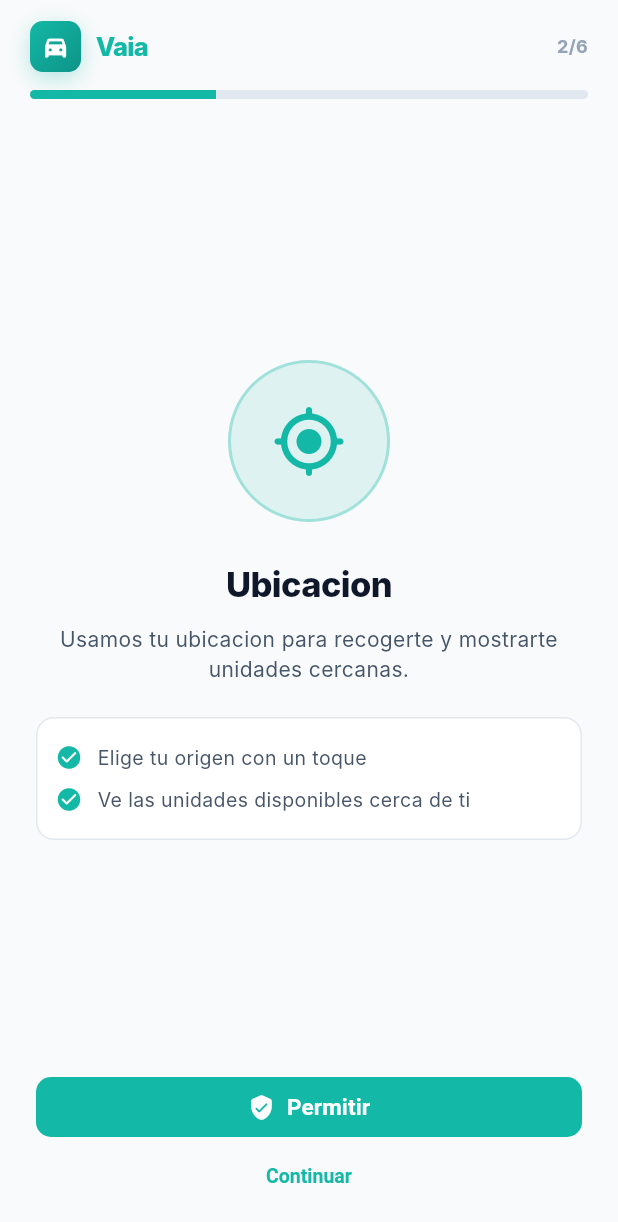
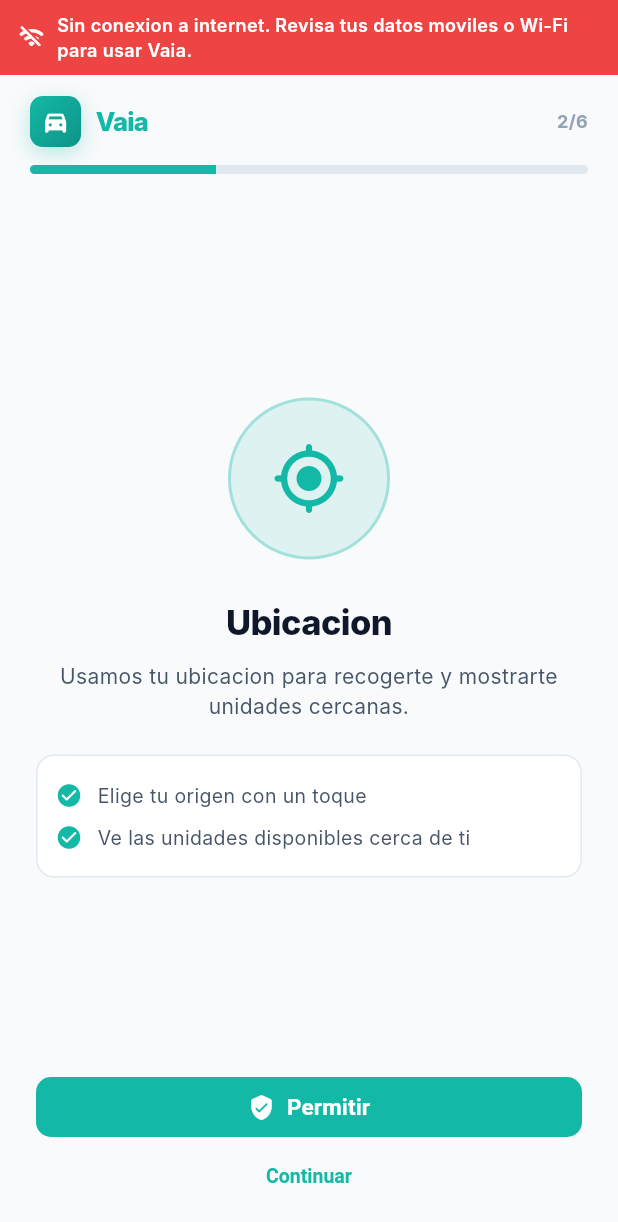
Before and after one commit to lukehdz198902/vaia_viajes_pasajero_v2, a Flutter app: the screen it shows after launch, after a tap on "Permitir", on a phone screen of 412 x 824 dp. Shown: the top 1222 px of the screen. Run offline on Flutter 3.47's test engine with Material 3 defaults, Android fonts, the phone set to English and light mode, and no system bars; our stand-ins replace audioplayers, device_info_plus, firebase_core, firebase_messaging, flutter_secure_storage, flutter_svg and 9 more; missing offline and left inert: signalr_netcore; accounts and stored records are empty; network calls fail; Roboto replaces fonts that are missing (Inter).

Commit message:
Menu compacto, soporte con notificaciones y sonido, aviso offline y correccion de foco del chat

```diff
--- a/lib/main.dart
+++ b/lib/main.dart
@@ -16,6 +16,8 @@ import 'providers/soporte_provider.dart';
 import 'providers/theme_provider.dart';
 import 'services/locale_provider.dart';
 import 'services/app_info.dart';
+import 'services/connectivity_service.dart';
+import 'widgets/offline_banner.dart';
 
 void main() async {
   WidgetsFlutterBinding.ensureInitialized();
@@ -41,6 +43,7 @@ class VaiaViajesApp extends StatelessWidget {
         Provider<StorageService>.value(value: storage),
         Provider<ApiService>.value(value: api),
         Provider<SignalRService>.value(value: signalr),
+        ChangeNotifierProvider(create: (_) => ConnectivityService()..start()),
         ChangeNotifierProvider(create: (_) => ThemeProvider()),
         ChangeNotifierProvider(create: (_) => LocaleProvider()..cargar()),
         ChangeNotifierProvider(create: (_) => AuthProvider(api, storage, signalr)),
@@ -64,6 +67,13 @@ class VaiaViajesApp extends StatelessWidget {
       child: Consumer2<ThemeProvider, LocaleProvider>(
         builder: (_, themeProv, localeProv, _) {
           return MaterialApp(
+            builder: (context, child) {
+              final online = context.watch<ConnectivityService>().online;
+              return Column(children: [
+                if (!online) const OfflineBanner(),
+                Expanded(child: child ?? const SizedBox()),
+              ]);
+            },
             title: 'Vaia Viajes',
             debugShowCheckedModeBanner: false,
             theme: AppTheme.lightTheme,
--- /dev/null
+++ b/lib/services/connectivity_service.dart
@@ -0,0 +1,49 @@
+import 'dart:async';
+import 'dart:io';
+import 'package:flutter/foundation.dart';
+
+/// Detecta si el dispositivo tiene salida real a internet.
+/// No basta con estar conectado a Wi-Fi: se valida resolucion DNS.
+class ConnectivityService extends ChangeNotifier {
+  bool _online = true;
+  bool _checking = false;
+  Timer? _timer;
+
+  bool get online => _online;
+  bool get offline => !_online;
+
+  void start() {
+    _check();
+    _timer = Timer.periodic(const Duration(seconds: 6), (_) => _check());
+  }
+
+  Future<void> _check() async {
+    if (_checking) return;
+    _checking = true;
+    var ok = false;
+    try {
+      final result = await InternetAddress.lookup('one.one.one.one')
+          .timeout(const Duration(seconds: 4));
+      ok = result.isNotEmpty && result.first.rawAddress.isNotEmpty;
+    } catch (_) {
+      try {
+        final result = await InternetAddress.lookup('google.com')
+            .timeout(const Duration(seconds: 4));
+        ok = result.isNotEmpty && result.first.rawAddress.isNotEmpty;
+      } catch (_) {
+        ok = false;
+      }
+    }
+    if (ok != _online) {
+      _online = ok;
+      notifyListeners();
+    }
+    _checking = false;
+  }
+
+  @override
+  void dispose() {
+    _timer?.cancel();
+    super.dispose();
+  }
+}
--- a/lib/services/sound_service.dart
+++ b/lib/services/sound_service.dart
@@ -10,6 +10,7 @@ class SoundService {
 
   static Future<void> nuevoServicio() => _play('sounds/nuevo_servicio.wav');
   static Future<void> cambioEstatus() => _play('sounds/cambio_estatus.wav');
+  static Future<void> mensajeSoporte() => _play('sounds/nuevo_servicio.wav');
 
   static Future<void> _play(String asset) async {
     if (!_habilitado) return;
--- /dev/null
+++ b/lib/widgets/offline_banner.dart
@@ -0,0 +1,33 @@
+import 'package:flutter/material.dart';
+
+class OfflineBanner extends StatelessWidget {
+  const OfflineBanner({super.key});
+
+  @override
+  Widget build(BuildContext context) {
+    final color = Theme.of(context).colorScheme.error;
+    return Material(
+      color: color,
+      child: SafeArea(
+        bottom: false,
+        child: Padding(
+          padding: const EdgeInsets.symmetric(horizontal: 12, vertical: 8),
+          child: Row(
+            children: [
+              const Icon(Icons.wifi_off_rounded, color: Colors.white, size: 18),
+              const SizedBox(width: 8),
+              Expanded(
+                child: Text(
+                  'Sin conexion a internet. Revisa tus datos moviles o Wi-Fi para usar Vaia.',
+                  style: const TextStyle(color: Colors.white, fontSize: 12, fontWeight: FontWeight.w600),
+                  maxLines: 2,
+                  overflow: TextOverflow.ellipsis,
+                ),
+              ),
+            ],
+          ),
+        ),
+      ),
+    );
+  }
+}
```
Also changed, not shown: lib/providers/soporte_provider.dart (+4 -4 lines), lib/screens/home_screen.dart (+21 -9 lines), lib/screens/support_chat_screen.dart (+16 -3 lines).
